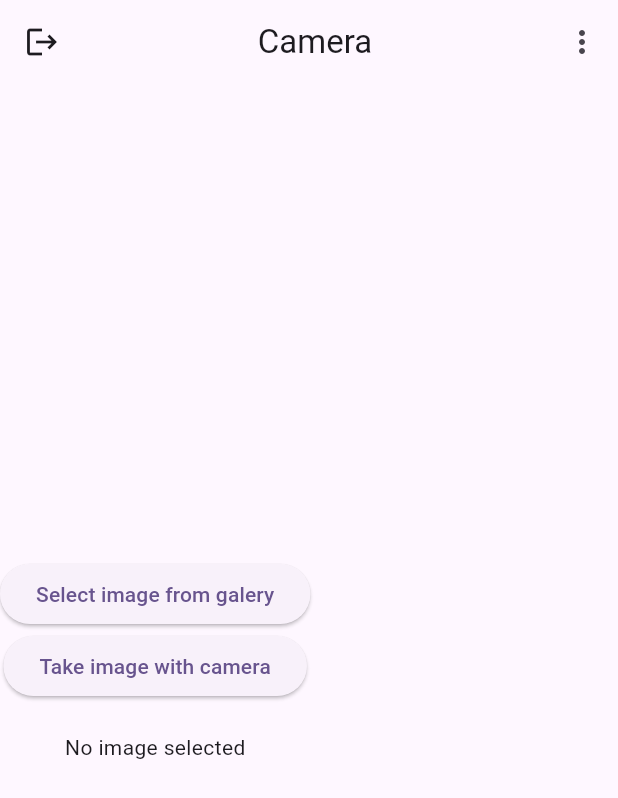
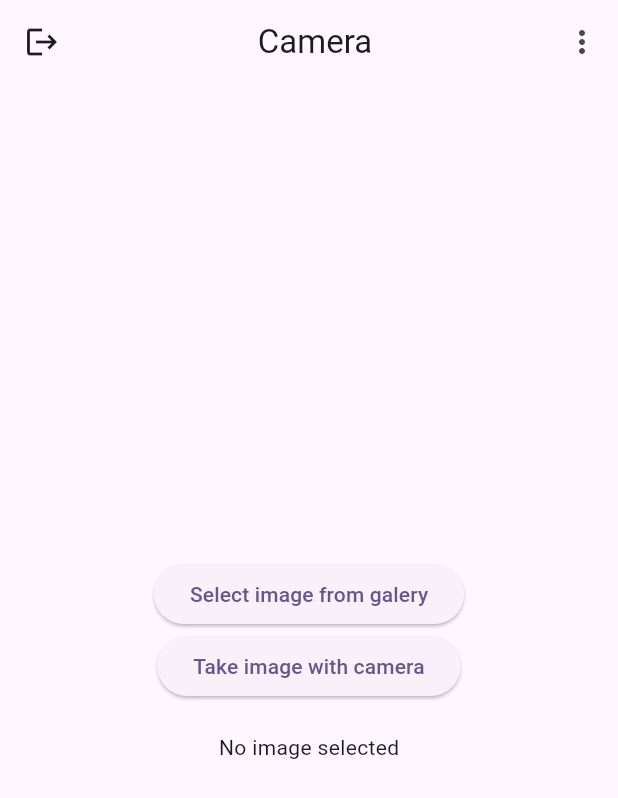
Before and after one commit to tristan-gajsek/Project-Mobile-App, a Flutter app: the CameraScreen screen opened directly, after a tap on "Take image with camera", on a phone screen of 412 x 824 dp. Shown: the top 798 px of the screen. Run offline on Flutter 3.47's test engine with Material 3 defaults, Android fonts, the phone set to English and light mode, and no system bars; our stand-ins replace flutter_map, geolocator, image_picker, latlong2, permission_handler; missing offline and left inert: catppuccin_flutter, dart:ffi, flutter_sound, mqtt_client.

Commit message:
PROJECT-95 Bug fixes and file selector import

```diff
--- a/lib/screens/authentication/camera.dart
+++ b/lib/screens/authentication/camera.dart
@@ -25,7 +25,8 @@ class _CameraScreenState extends State<CameraScreen> {
         preferredSize: Size.fromHeight(kToolbarHeight),
         child: MainAppBar(title: 'Camera'),
       ),
-      body: Column(
+      body: Center(
+        child: Column(
         mainAxisAlignment: MainAxisAlignment.center,
         children: [
           ElevatedButton(
@@ -36,13 +37,14 @@ class _CameraScreenState extends State<CameraScreen> {
           ),
           ElevatedButton(
             onPressed: () {
-              _pickImageFromGallery();
+              _pickImageFromCamera();
             },
             child: const Text('Take image with camera'),
           ),
           const SizedBox(height: 20,),
           _selectedImage == null ? const Text('No image selected') : Image.file(_selectedImage!),
         ],
+      ),
       ),
     );
   }
```
Also changed, not shown: 5 other files.
